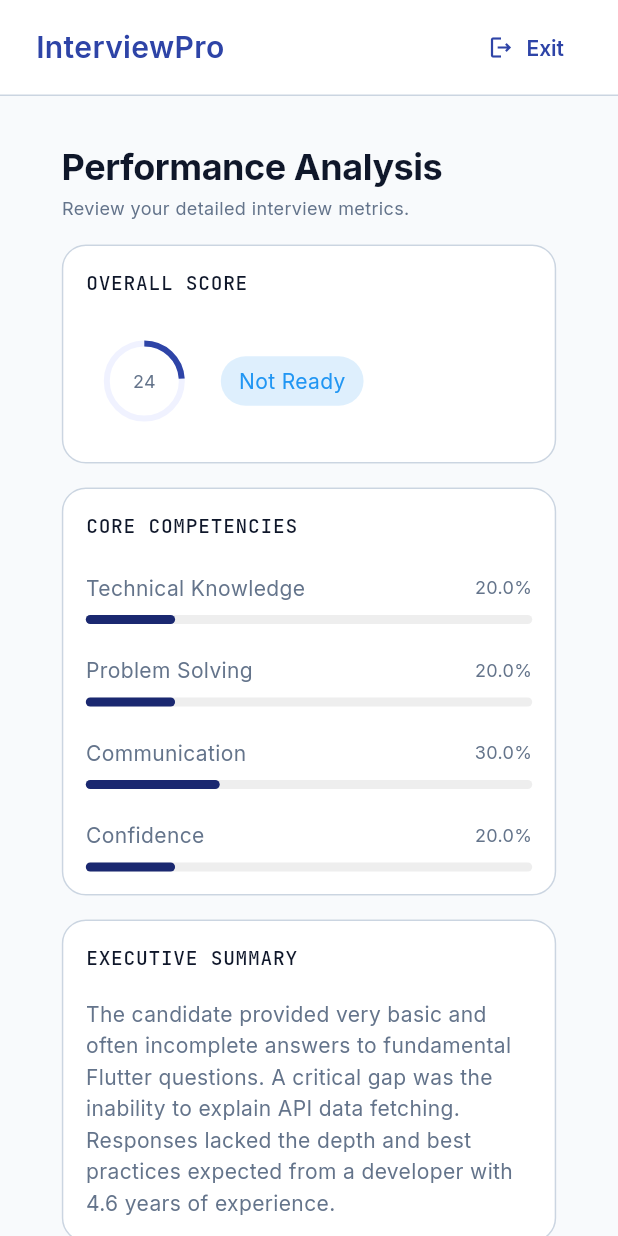
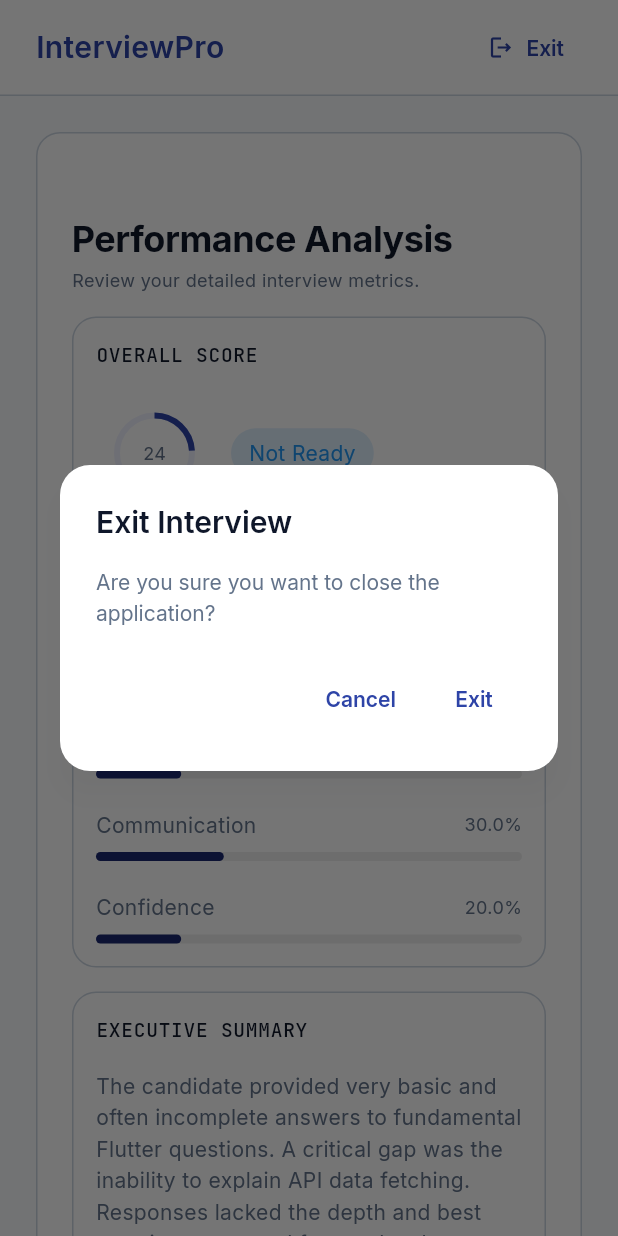
Before and after one commit to sumitsg/interview_preperation_buddy, a Flutter app: the screen it shows after launch, after a tap on "Exit", on a phone screen of 412 x 824 dp. Run offline on Flutter 3.47's test engine with Material 3 defaults, Android fonts, the phone set to English and light mode, and no system bars; our stand-ins replace equatable, flutter_bloc, flutter_dotenv, flutter_tts, get_it, google_fonts and 3 more.

Commit message:
keyboard hided, padding adjusted,

```diff
--- a/lib/feature/feedback/screens/pages/evaluation_page.dart
+++ b/lib/feature/feedback/screens/pages/evaluation_page.dart
@@ -1,4 +1,5 @@
 import 'package:flutter/material.dart';
+import 'package:interview_preperation_buddy/core/responsive/responsive.dart';
 import 'package:interview_preperation_buddy/feature/feedback/dummy/evaluation_dummy_data.dart';
 import 'package:interview_preperation_buddy/feature/feedback/screens/widgets/competencies_card.dart';
 import 'package:interview_preperation_buddy/feature/feedback/screens/widgets/detailed_insight_section.dart';
@@ -8,6 +9,7 @@ import 'package:interview_preperation_buddy/feature/feedback/screens/widgets/eva
 import 'package:interview_preperation_buddy/feature/feedback/screens/widgets/executive_summary_card.dart';
 import 'package:interview_preperation_buddy/feature/feedback/screens/widgets/focus_area_widget.dart';
 import 'package:interview_preperation_buddy/feature/interview/screens/widgets/interview_setup_header.dart';
+import 'package:interview_preperation_buddy/shared/widgets/responsive_container.dart';
 
 class EvaluationPage extends StatelessWidget {
   const EvaluationPage({super.key});
@@ -28,7 +30,7 @@ class EvaluationPage extends StatelessWidget {
               //
               Expanded(
                 child: SingleChildScrollView(
-                  padding: EdgeInsets.symmetric(horizontal: MediaQuery.sizeOf(context).width * 0.1),
+                  child: ResponsiveContainer(
                     child: Column(
                       crossAxisAlignment: CrossAxisAlignment.start,
                       children: [
@@ -56,10 +58,11 @@ class EvaluationPage extends StatelessWidget {
                         const SizedBox(height: 16),
 
                         FocusAreasCard(missedTopics: data.missedTopics, nextFocus: data.nextFocus),
-                      const SizedBox(height: 24),
+                        const SizedBox(height: 36),
 
                         EvaluationActionButtons(onRestart: () {}, onFinish: () {}),
                       ],
+                    ),
                   ),
                 ),
               ),
--- a/lib/feature/interview/screens/widgets/interview_setup_header.dart
+++ b/lib/feature/interview/screens/widgets/interview_setup_header.dart
@@ -1,4 +1,5 @@
 import 'package:flutter/material.dart';
+import 'package:flutter/services.dart';
 import 'package:interview_preperation_buddy/app/themes/app_colors.dart';
 import 'package:interview_preperation_buddy/app/themes/app_text_style.dart';
 import 'package:interview_preperation_buddy/shared/widgets/app_button.dart';
@@ -24,9 +25,34 @@ class InterviewSetupHeader extends StatelessWidget {
 
           const Spacer(),
 
-          TextButton.icon(onPressed: () {}, icon: const Icon(Icons.logout_outlined), label: const Text('Exit')),
+          TextButton.icon(
+            onPressed: () {
+              showExitDialog(context);
+            },
+            icon: const Icon(Icons.logout_outlined),
+            label: const Text('Exit'),
+          ),
         ],
       ),
     );
   }
+
+  Future<void> showExitDialog(BuildContext context) async {
+    final shouldExit = await showDialog<bool>(
+      context: context,
+      builder: (_) => AlertDialog(
+        title: const Text('Exit Interview'),
+        content: const Text('Are you sure you want to close the application?'),
+        actions: [
+          TextButton(onPressed: () => Navigator.pop(context, false), child: const Text('Cancel')),
+          TextButton(onPressed: () => Navigator.pop(context, true), child: const Text('Exit')),
+        ],
+      ),
+    );
+
+    if (shouldExit ?? false) {
+      print('Exit pressed');
+      SystemNavigator.pop();
+    }
+  }
 }
--- a/lib/feature/interview/screens/widgets/special_focus_area.dart
+++ b/lib/feature/interview/screens/widgets/special_focus_area.dart
@@ -21,6 +21,7 @@ class FocusAreaSection extends StatelessWidget {
 
           hintText: 'e.g., concurrency, load balancing, React hooks...',
           maxLines: 2,
+          maxLength: 100,
           onChanged: onChanged,
         ),
       ],
--- a/lib/shared/widgets/responsive_container.dart
+++ b/lib/shared/widgets/responsive_container.dart
@@ -11,7 +11,7 @@ class ResponsiveContainer extends StatelessWidget {
 
     return Center(
       child: ConstrainedBox(
-        constraints: BoxConstraints(maxWidth: width > 900 ? 700 : 500),
+        constraints: BoxConstraints(maxWidth: width > 900 ? 1000 : 500),
         child: Padding(
           padding: const EdgeInsets.all(24),
           child: Card(
```
Also changed, not shown: lib/core/constants/interview_constants.dart (+1 -7 lines), lib/feature/interview/screens/pages/interview_setup_page.dart (+22 -17 lines), lib/shared/widgets/app_chip.dart (+7 -5 lines), lib/shared/widgets/app_textfield.dart (+12 -2 lines). Lines whose indentation alone changed are shown as unchanged.
